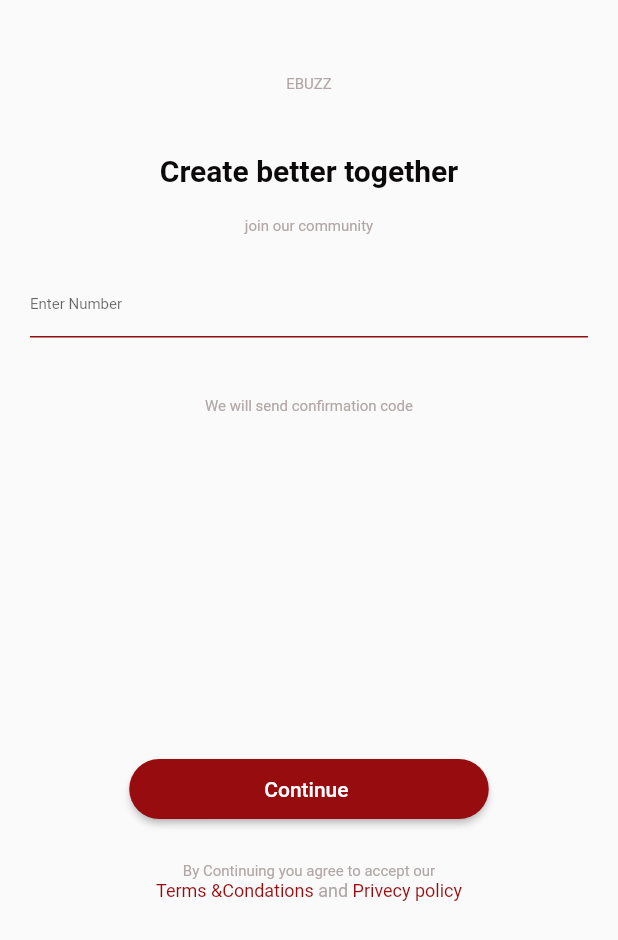
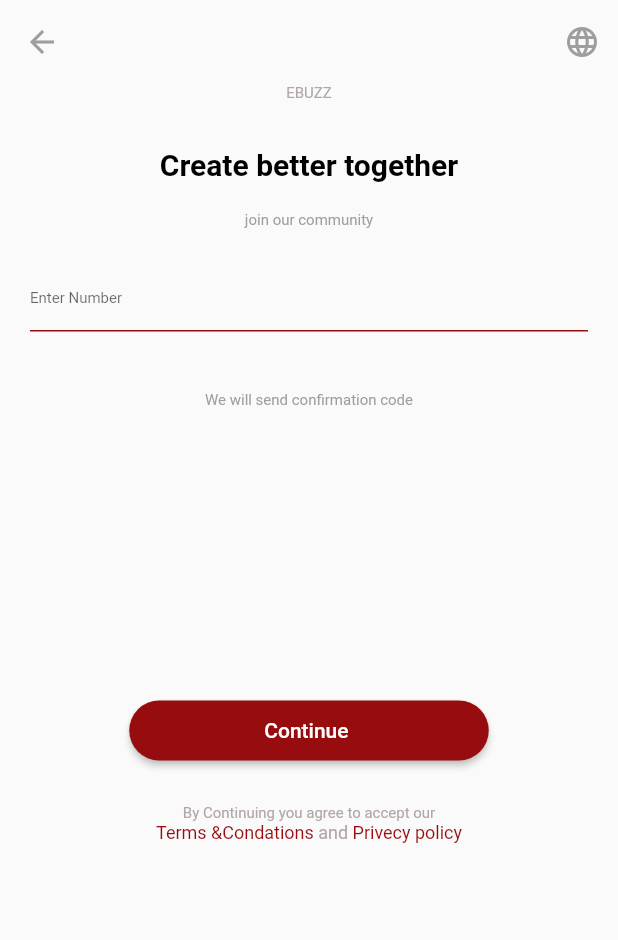
Before and after one commit to mariemmohamedshawky/EBuzz_Flutter, a Flutter app: the screen it shows after launch, after a tap on "NEXT", on a phone screen of 412 x 824 dp. Shown: the top 940 px of the screen. Run offline on Flutter 3.47's test engine with Material 2 defaults, Android fonts, the phone set to English and light mode, and no system bars; our stand-ins replace contacts_service, dots_indicator, firebase_auth, firebase_core, hexcolor, image_picker and 3 more; missing offline and left inert: flutter_rounded_date_picker; accounts and stored records are empty.

Commit message:
adding localization language

```diff
--- /dev/null
+++ b/assets/langs/ar.json
@@ -0,0 +1,6 @@
+{
+    "appTitle": "نخلق معًا بشكل أفضل ",
+    "Title":"ادخل كلمة المرور",
+    "buttonTitle": "English"
+
+}
--- /dev/null
+++ b/assets/langs/en.json
@@ -0,0 +1,5 @@
+{
+    "appTitle": "Create better together",
+    "Title":"Enter passward",
+    "buttonTitle": "العربية"
+}
--- a/lib/main.dart
+++ b/lib/main.dart
@@ -1,6 +1,7 @@
 import 'package:flutter/material.dart';
 import 'package:provider/provider.dart';
 import 'package:firebase_core/firebase_core.dart';
+import 'package:localize_and_translate/localize_and_translate.dart';
 
 import './providers/user.dart';
 import './screens/splash_screen.dart';
@@ -16,13 +17,26 @@ import './screens/history_screen.dart';
 import './screens/congrats_screen.dart';
 import './screens/verification_code_screen.dart';
 
-void main() {
+Future<void> main() async {
   WidgetsFlutterBinding.ensureInitialized();
   Firebase.initializeApp();
-  runApp(MyApp());
+  await translator.init(
+    localeDefault: LocalizationDefaultType.device,
+    languagesList: <String>['ar', 'en'],
+    assetsDirectory: 'assets/langs/',
+    apiKeyGoogle: '<Key>', // NOT YET TESTED
+  );
+  // intialize
+
+  runApp(LocalizedApp(child: MyApp()));
 }
 
-class MyApp extends StatelessWidget {
+class MyApp extends StatefulWidget {
+  @override
+  _MyAppState createState() => _MyAppState();
+}
+
+class _MyAppState extends State<MyApp> {
   @override
   Widget build(BuildContext context) {
     return MultiProvider(
@@ -40,6 +54,9 @@ class MyApp extends StatelessWidget {
                     future: auth.tryAutoLogin(),
                     builder: (ctx, authResultSnapshot) => SplashScreen(),
                   ),
+            localizationsDelegates: translator.delegates,
+            locale: translator.locale,
+            supportedLocales: translator.locals(),
             routes: <String, WidgetBuilder>{
               NewPasswordScreen.routeName: (ctx) => NewPasswordScreen(),
               PasswordScreen.routeName: (ctx) => PasswordScreen(),
--- a/lib/screens/enter_phone_screen.dart
+++ b/lib/screens/enter_phone_screen.dart
@@ -1,7 +1,7 @@
 import 'package:ebuzz/constants/constant.dart';
 import 'package:flutter/material.dart';
-import 'package:hexcolor/hexcolor.dart';
 import 'package:ebuzz/widgets/widgets.dart';
+import 'package:localize_and_translate/localize_and_translate.dart';
 import 'package:provider/provider.dart';
 
 import '../providers/user.dart';
@@ -56,6 +56,35 @@ class _EnterPhoneScreenState extends State<EnterPhoneScreen> {
     return MaterialApp(
       debugShowCheckedModeBanner: false,
       home: Scaffold(
+        appBar: AppBar(
+          leading: IconButton(
+            icon: Icon(
+              Icons.arrow_back,
+              color: grey,
+            ),
+            onPressed: () => Navigator.of(context).pop(),
+          ),
+          backgroundColor: Colors.transparent,
+          bottomOpacity: 0.0,
+          elevation: 0.0,
+          centerTitle: true,
+          actions: [
+            IconButton(
+              icon: Icon(Icons.language_rounded),
+              color: grey,
+              onPressed: () {
+                translator.setNewLanguage(
+                  context,
+                  newLanguage: translator.currentLanguage == 'ar' ? 'en' : 'ar',
+                  remember: true,
+                  restart: true,
+                );
+              },
+
+              // child: Text(translator.translate('buttonTitle')),
+            ),
+          ],
+        ),
         body: Container(
           child: _isLoading
               ? Center(
@@ -64,26 +93,20 @@ class _EnterPhoneScreenState extends State<EnterPhoneScreen> {
               : SingleChildScrollView(
                   child: Column(
                     children: <Widget>[
-                      SizedBox(height: 50),
                       Center(
                         child: Column(
                           children: <Widget>[
                             CommonText(),
-                            SizedBox(height: 40),
+                            SizedBox(height: 30),
                             Commontitle(
-                                child: Text(
-                              'Create better together',
-                              style: TextStyle(
-                                color: HexColor("#0B090A"),
-                                fontSize: 20,
-                                fontWeight: FontWeight.bold,
+                              translator.translate(
+                                'appTitle',
                               ),
-                            )),
+                            ),
                             SizedBox(height: 20),
                             Text(
                               "join our community",
-                              style: TextStyle(
-                                  color: HexColor("#B1A7A6"), fontSize: 10),
+                              style: TextStyle(color: grey, fontSize: 10),
                             ),
                             Container(
                               margin: EdgeInsets.all(20),
@@ -106,10 +129,9 @@ class _EnterPhoneScreenState extends State<EnterPhoneScreen> {
                             SizedBox(height: 20),
                             Text(
                               "We will send confirmation code",
-                              style: TextStyle(
-                                  color: HexColor("#B1A7A6"), fontSize: 10),
+                              style: TextStyle(color: grey, fontSize: 10),
                             ),
-                            SizedBox(height: 225),
+                            SizedBox(height: 190),
                             Container(
                               child: CommonButton(
                                 child: Text('Continue '),
--- a/lib/screens/history_screen.dart
+++ b/lib/screens/history_screen.dart
@@ -1,5 +1,5 @@
+import 'package:ebuzz/constants/constant.dart';
 import 'package:flutter/material.dart';
-import 'package:hexcolor/hexcolor.dart';
 
 class HistoryScreen extends StatefulWidget {
   static const String routeName = 'history-screen';
@@ -24,7 +24,7 @@ class _HistoryScreenState extends State<HistoryScreen> {
           title: Text(
             'History',
             style: TextStyle(
-                color: Colors.black, fontSize: 18, fontWeight: FontWeight.bold),
+                color: black, fontSize: 18, fontWeight: FontWeight.bold),
           ),
           actions: [
             TextButton(
@@ -37,7 +37,7 @@ class _HistoryScreenState extends State<HistoryScreen> {
               child: Text(
                 'Cancel',
                 style: TextStyle(
-                  color: HexColor("#B1A7A6"),
+                  color: grey,
                   fontSize: 10,
                 ),
               ),
--- a/lib/screens/home_screen.dart
+++ b/lib/screens/home_screen.dart
@@ -31,7 +31,7 @@ class _HomeScreenState extends State<HomeScreen> {
                 },
                 child: Text('Profile'),
                 color: primary,
-                textColor: Colors.white,
+                textColor: white,
                 shape: RoundedRectangleBorder(
                   borderRadius: new BorderRadius.circular(100),
                 ),
--- a/lib/widgets/onboarding.dart
+++ b/lib/widgets/onboarding.dart
@@ -6,6 +6,7 @@ import '../constants/constant.dart';
   Author Amr Rudy
 */
 
+// ignore: must_be_immutable
 class SlideCell extends StatelessWidget {
   String image, title, subtitle;
 
@@ -21,10 +22,7 @@ class SlideCell extends StatelessWidget {
           Center(
             child: Image.asset(
               image,
-              height: MediaQuery
-                  .of(context)
-                  .size
-                  .height * 0.25,
+              height: MediaQuery.of(context).size.height * 0.25,
             ),
           ),
           SizedBox(
--- a/lib/widgets/widgets.dart
+++ b/lib/widgets/widgets.dart
@@ -13,16 +13,16 @@ class CommonText extends StatelessWidget {
   }
 }
 
-// ignore: must_be_immutable
-class Commontitle extends StatelessWidget {
-  Commontitle({this.child});
-  Widget child;
-  @override
-  Widget build(BuildContext context) {
-    return Container(
-      child: child,
-    );
-  }
+// ignore: non_constant_identifier_names
+Widget Commontitle(child) {
+  return Text(
+    "$child",
+    style: TextStyle(
+      color: black,
+      fontSize: 20,
+      fontWeight: FontWeight.bold,
+    ),
+  );
 }
 
 // ignore: must_be_immutable
--- a/pubspec.yaml
+++ b/pubspec.yaml
@@ -42,6 +42,7 @@ dependencies:
   permission_handler: ^5.0.0
   contacts_service: ^0.3.10
   url_launcher: ^5.4.2
+  localize_and_translate: any
 
 dev_dependencies:
   flutter_test:
@@ -63,6 +64,8 @@ flutter:
   #   - images/a_dot_ham.jpeg
   assets:
     - assets/images/
+    - assets/langs/en.json
+    - assets/langs/ar.json
 
   # An image asset can refer to one or more resolution-specific "variants", see
   # https://flutter.dev/assets-and-images/#resolution-aware.
```
Also changed, not shown: lib/screens/congrats_screen.dart (+3 -11 lines), lib/screens/contacts_screen.dart (+3 -4 lines), lib/screens/massage_screen.dart (+4 -5 lines), lib/screens/moredata_screen.dart (+2 -9 lines), lib/screens/new_password_screen.dart (+1 -8 lines), lib/screens/password_screen.dart (+4 -8 lines), lib/screens/profile_screen.dart (+8 -15 lines), lib/screens/verification_code_screen.dart (+3 -10 lines), pubspec.lock.
